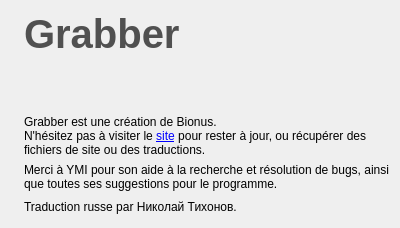
Before: the Qt Designer form src/aboutwindow.ui in Bionus/imgbrd-grabber, drawn with Qt 5.
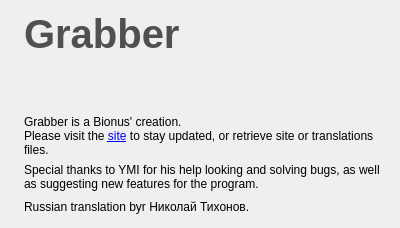
After: the same form once the commit is applied. Icons and pictures are not drawn.

Commit message: English in AboutWindow

Diff of the .ui file:
```diff
--- a/src/aboutwindow.ui
+++ b/src/aboutwindow.ui
@@ -60,7 +60,7 @@
      <item>
       <widget class="QLabel" name="labelCreator">
        <property name="text">
-        <string>&lt;html&gt;&lt;head/&gt;&lt;body&gt;&lt;p&gt;Grabber est une création de Bionus.&lt;br/&gt;N'hésitez pas à visiter le &lt;a href=&quot;https://github.com/Bionus/imgbrd-grabber&quot;&gt;&lt;span style=&quot; text-decoration: underline; color:#0000ff;&quot;&gt;site&lt;/span&gt;&lt;/a&gt; pour rester à jour, ou récupérer des fichiers de site ou des traductions.&lt;/p&gt;&lt;/body&gt;&lt;/html&gt;</string>
+        <string>&lt;html&gt;&lt;head/&gt;&lt;body&gt;&lt;p&gt;Grabber is a Bionus' creation.&lt;br/&gt;Please visit the &lt;a href=&quot;https://github.com/Bionus/imgbrd-grabber&quot;&gt;&lt;span style=&quot; text-decoration: underline; color:#0000ff;&quot;&gt;site&lt;/span&gt;&lt;/a&gt; to stay updated, or retrieve site or translations files.&lt;/p&gt;&lt;/body&gt;&lt;/html&gt;</string>
        </property>
        <property name="textFormat">
         <enum>Qt::RichText</enum>
@@ -76,7 +76,7 @@
      <item>
       <widget class="QLabel" name="label_2">
        <property name="text">
-        <string>Merci à YMI pour son aide à la recherche et résolution de bugs, ainsi que toutes ses suggestions pour le programme.</string>
+        <string>Special thanks to YMI for his help looking and solving bugs, as well as suggesting new features for the program.</string>
        </property>
        <property name="wordWrap">
         <bool>true</bool>
@@ -86,7 +86,7 @@
      <item>
       <widget class="QLabel" name="labelCredits">
        <property name="text">
-        <string>Traduction russe par Николай Тихонов.</string>
+        <string>Russian translation byr Николай Тихонов.</string>
        </property>
       </widget>
      </item>
```
Left out of the diff: 6 changed lines with no effect on the pictures. The commit also changes 1 other file.
